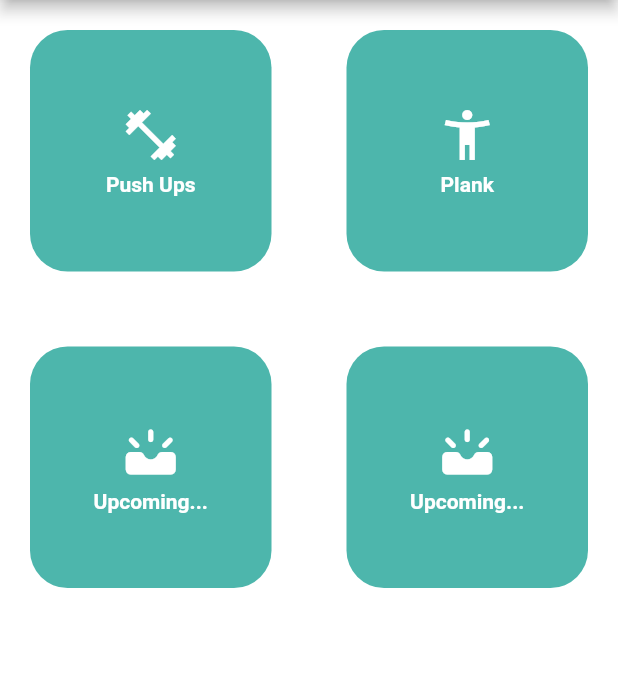
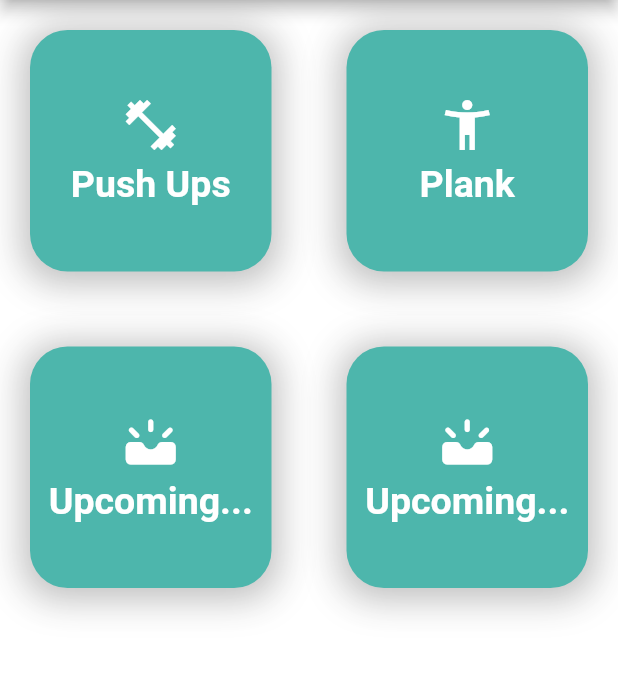
Before and after one commit to AhmedAlhashim/fitcore_trainer_app, a Flutter app: the screen it shows after launch, on a phone screen of 412 x 824 dp, the part 84-763 px from its top. Run offline on Flutter 3.47's test engine with Material 2 defaults, Android fonts, the phone set to English and light mode, and no system bars; our stand-ins replace google_fonts.

Commit message:
More comments

```diff
--- a/lib/app_drawer.dart
+++ b/lib/app_drawer.dart
@@ -1,7 +1,10 @@
 import 'package:flutter/material.dart';
-
 import 'exercise_data.dart';
 
+
+// Open/Closed Principle
+// Dependency Inversion Principle (DIP): High-level module (AppDrawer) depends on abstractions (Widget).
+// both applied here
 class AppDrawer extends StatelessWidget {
   final List<Exercise> exercises; // Receive the exercises list
 
--- a/lib/fit_core_app.dart
+++ b/lib/fit_core_app.dart
@@ -1,6 +1,9 @@
 import 'package:flutter/material.dart';
 import 'package:google_fonts/google_fonts.dart';
 import 'home_page.dart';
+
+
+// Single Responsibility Principle applied here
 
 class FitCoreApp extends StatelessWidget {
   @override
--- a/lib/home_page.dart
+++ b/lib/home_page.dart
@@ -1,7 +1,13 @@
 import 'package:flutter/material.dart';
 import 'app_drawer.dart';
 import 'exercise_data.dart';
+// Single Responsibility Principle
 
+// Open/Closed Principle:
+// TrainingGridItem widget's behavior can be customized with different exercise data.
+
+// Dependency Inversion Principle:
+// Direct use of concrete classes for UI components.
 
 class HomePage extends StatelessWidget {
   @override
@@ -49,7 +55,16 @@ class TrainingGridItem extends StatelessWidget {
           decoration: BoxDecoration(
             color: Color(0xFF4DB6AC),
             borderRadius: BorderRadius.circular(25),
+            boxShadow: [
+              BoxShadow(
+                color: Colors.black.withOpacity(0.25),
+                spreadRadius: 5,
+                blurRadius: 20,
+                offset: Offset(0, 3),
+              ),
+            ],
           ),
+
           child: Column(
             mainAxisAlignment: MainAxisAlignment.center,
             children: [
@@ -63,7 +78,7 @@ class TrainingGridItem extends StatelessWidget {
                 exercise.title,
                 style: TextStyle(
                   color: Colors.white,
-                  fontSize: 14,
+                  fontSize: 25,
                   fontWeight: FontWeight.bold,
                 ),
               ),
--- a/lib/plank_page.dart
+++ b/lib/plank_page.dart
@@ -1,6 +1,9 @@
 import 'dart:async';
 import 'package:flutter/material.dart';
 import 'plank_page_view.dart';
+
+// Single Responsibility Principle
+// Dependency Inversion Principle : High-level module (PlankPage) depends on abstractions (StatefulWidget, StatelessWidget).
 
 class PlankPage extends StatefulWidget {
   @override
--- a/lib/plank_page_view.dart
+++ b/lib/plank_page_view.dart
@@ -1,6 +1,9 @@
 import 'package:flutter/material.dart';
 import 'timer_util.dart'; // Import the TimerUtil class
 
+// Single Responsibility Principle
+// Interface Segregation Principle : Clients depend on the specific interfaces they use (StatelessWidget).
+// both applied here.
 class PlankPageView extends StatefulWidget {
   late final Duration currentPlankDuration;
   final Duration longestPlankDuration;
--- a/lib/push_ups_page.dart
+++ b/lib/push_ups_page.dart
@@ -1,6 +1,10 @@
 import 'package:flutter/material.dart';
 import 'push_ups_page_view.dart';
 
+
+// Dependency Inversion Principle (DIP):
+// High-level module (PushUpsPage) depends on abstractions (StatefulWidget, StatelessWidget).
+// is applied here
 class PushUpsPage extends StatefulWidget {
   @override
   _PushUpsPageState createState() => _PushUpsPageState();
--- a/lib/push_ups_page_view.dart
+++ b/lib/push_ups_page_view.dart
@@ -1,5 +1,9 @@
 import 'package:flutter/material.dart';
 
+
+// Single Responsibility Principle
+// Interface Segregation Principle : Clients depend on the specific interfaces they use (StatelessWidget).
+// both applied here
 class PushUpsPageView extends StatelessWidget {
   final int pushUpCount;
   final int highestPushUpCount;
--- a/lib/timer_util.dart
+++ b/lib/timer_util.dart
@@ -1,4 +1,5 @@
 import 'dart:async';
+// Single Responsibility Principle's applied here
 
 class TimerUtil {
   late Timer _timer;
```
Also changed, not shown: lib/exercise_data.dart (+7 -0 lines).
